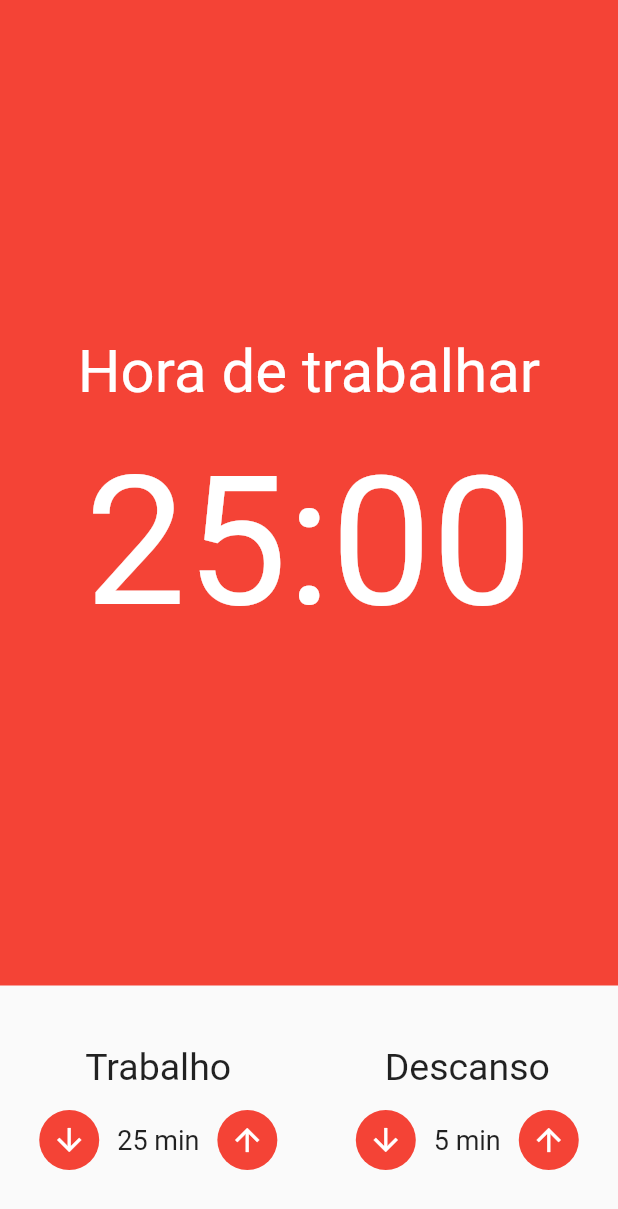
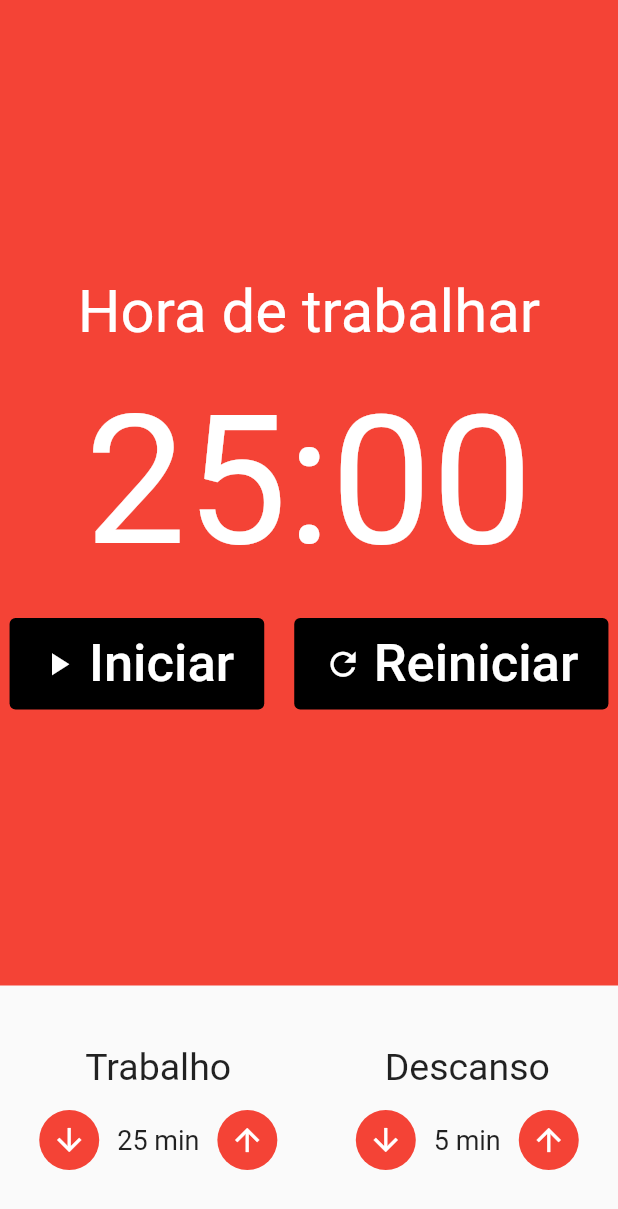
Before and after one commit to richardborgesdev/flutter-cod3r-pomodoro, a Flutter app: the screen it shows after launch, on a phone screen of 412 x 824 dp. Shown: the top 1209 px of the screen. Run offline on Flutter 3.47's test engine with Material 2 defaults, Android fonts, the phone set to English and light mode, and no system bars; our stand-ins replace flutter_mobx, mobx; generated files the repository leaves out were written again.

Commit message:
chore: pomodoro action buttons

```diff
--- a/lib/components/cronometro.dart
+++ b/lib/components/cronometro.dart
@@ -1,4 +1,5 @@
 import 'package:flutter/material.dart';
+import 'package:flutter_cod3r_pomodoro/components/cronometro_botao.dart';
 
 class Cronometro extends StatelessWidget {
   const Cronometro({super.key});
@@ -26,6 +27,33 @@ class Cronometro extends StatelessWidget {
               color: Colors.white,
             ),
           ),
+          SizedBox(height: 20),
+          Row(
+            mainAxisAlignment: MainAxisAlignment.center,
+            children: [
+              Padding(
+                padding: const EdgeInsets.only(right: 10.0),
+                child: CronometroBotao(
+                  texto: 'Iniciar',
+                  icone: Icons.play_arrow,
+                ),
+              ),
+              // Padding(
+              // padding: const EdgeInsets.only(right: 10.0),
+              //   child: CronometroBotao(
+              //     texto: 'Parar',
+              //     icone: Icons.stop,
+              //   ),
+              // ),
+              Padding(
+                padding: const EdgeInsets.only(left: 10.0),
+                child: CronometroBotao(
+                  texto: 'Reiniciar',
+                  icone: Icons.refresh,
+                ),
+              ),
+            ],
+          )
         ],
       ),
     );
--- /dev/null
+++ b/lib/components/cronometro_botao.dart
@@ -0,0 +1,44 @@
+import 'package:flutter/material.dart';
+
+class CronometroBotao extends StatelessWidget {
+  final String texto;
+  final IconData icone;
+
+  const CronometroBotao({
+    Key? key,
+    required this.texto,
+    required this.icone,
+  }) : super(key: key);
+
+  @override
+  Widget build(BuildContext context) {
+    return TextButton(
+      style: TextButton.styleFrom(
+          backgroundColor: Colors.black,
+          padding: EdgeInsetsDirectional.symmetric(
+            horizontal: 20,
+            vertical: 10,
+          )),
+      child: Row(
+        children: [
+          Padding(
+            padding: const EdgeInsets.only(right: 8.0),
+            child: Icon(
+              icone,
+              color: Colors.white,
+              size: 25,
+            ),
+          ),
+          Text(
+            texto,
+            style: TextStyle(
+              color: Colors.white,
+              fontSize: 35,
+            ),
+          ),
+        ],
+      ),
+      onPressed: () {},
+    );
+  }
+}
```
